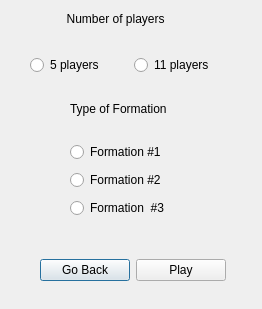
The window that Sources/bpsettings.ui (MauNav04/ProyectoII-LetsPlay) describes before a commit, drawn with Qt 5.
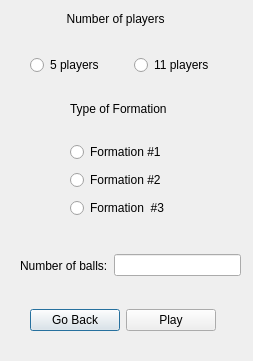
The same window after the commit.

The edit to the form file:
```diff
--- a/Sources/bpsettings.ui
+++ b/Sources/bpsettings.ui
@@ -6,8 +6,8 @@
    <rect>
     <x>0</x>
     <y>0</y>
-    <width>262</width>
-    <height>309</height>
+    <width>253</width>
+    <height>361</height>
    </rect>
   </property>
   <property name="windowTitle">
@@ -16,8 +16,8 @@
   <widget class="QWidget" name="horizontalLayoutWidget">
    <property name="geometry">
     <rect>
-     <x>40</x>
-     <y>250</y>
+     <x>30</x>
+     <y>300</y>
      <width>186</width>
      <height>41</height>
     </rect>
@@ -124,6 +124,28 @@
     </item>
    </layout>
   </widget>
+  <widget class="QWidget" name="horizontalLayoutWidget_4">
+   <property name="geometry">
+    <rect>
+     <x>20</x>
+     <y>250</y>
+     <width>221</width>
+     <height>31</height>
+    </rect>
+   </property>
+   <layout class="QHBoxLayout" name="horizontalLayout_4">
+    <item>
+     <widget class="QLabel" name="label_3">
+      <property name="text">
+       <string>Number of balls:</string>
+      </property>
+     </widget>
+    </item>
+    <item>
+     <widget class="QLineEdit" name="Total_Balls"/>
+    </item>
+   </layout>
+  </widget>
  </widget>
  <resources/>
  <connections/>
```
